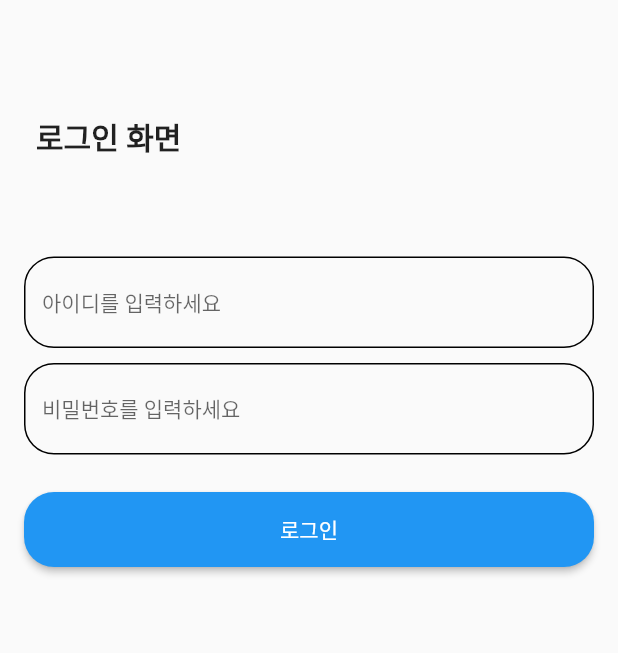
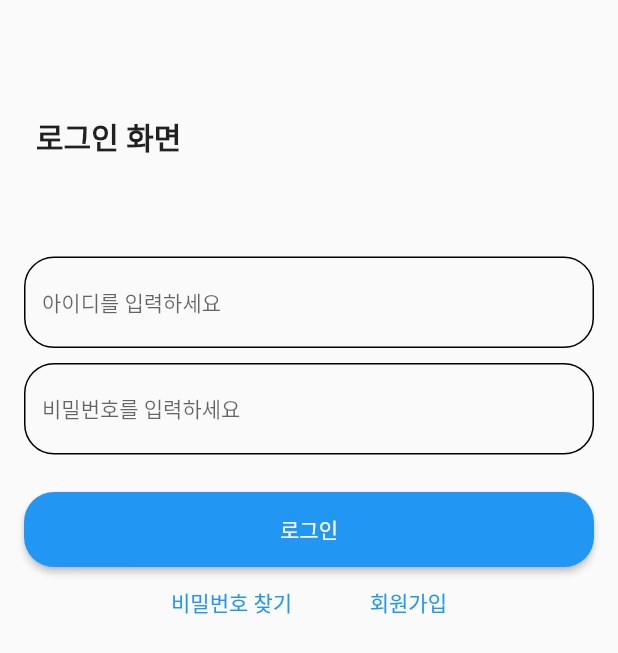
Before and after one commit to UniBond-jijijin/UniBond-flutter, a Flutter app: the LoginScreen screen opened directly, on a phone screen of 412 x 824 dp. Shown: the top 653 px of the screen. Run offline on Flutter 3.47's test engine with Material 2 defaults, Android fonts, the phone set to English and light mode, and no system bars; our stand-ins replace get, validators.

Commit message:
#10 Feat: 회원가입&로그인 링크 추가

```diff
--- a/unibond/lib/screens/user/join_screen.dart
+++ b/unibond/lib/screens/user/join_screen.dart
@@ -64,6 +64,12 @@ class JoinScreen extends StatelessWidget {
               }
             },
           ),
+          TextButton(
+            onPressed: () {
+              Get.to(() => LoginScreen());
+            },
+            child: const Text("이미 회원가입 하셨나요?"),
+          ),
         ],
       ),
     );
--- a/unibond/lib/screens/user/login_screen.dart
+++ b/unibond/lib/screens/user/login_screen.dart
@@ -1,6 +1,7 @@
 import 'package:flutter/material.dart';
 import 'package:get/get.dart';
 import 'package:unibond/screens/home_screen.dart';
+import 'package:unibond/screens/user/join_screen.dart';
 import 'package:unibond/util/validator_util.dart';
 import 'package:unibond/widgets/custom_text_form_field.dart';
 import 'package:unibond/widgets/custon_elevated_button.dart';
@@ -60,6 +61,32 @@ class LoginScreen extends StatelessWidget {
               }
             },
           ),
+          Padding(
+            padding: const EdgeInsets.symmetric(
+              horizontal: 90.0,
+            ),
+            child: Row(
+              mainAxisAlignment: MainAxisAlignment.spaceBetween,
+              children: [
+                TextButton(
+                  onPressed: () {},
+                  child: const Text("비밀번호 찾기"),
+                ),
+                const VerticalDivider(
+                  thickness: 2,
+                  indent: 20,
+                  endIndent: 0,
+                  color: Colors.grey,
+                ),
+                TextButton(
+                  onPressed: () {
+                    Get.to(() => JoinScreen());
+                  },
+                  child: const Text("회원가입"),
+                ),
+              ],
+            ),
+          )
         ],
       ),
     );
```
